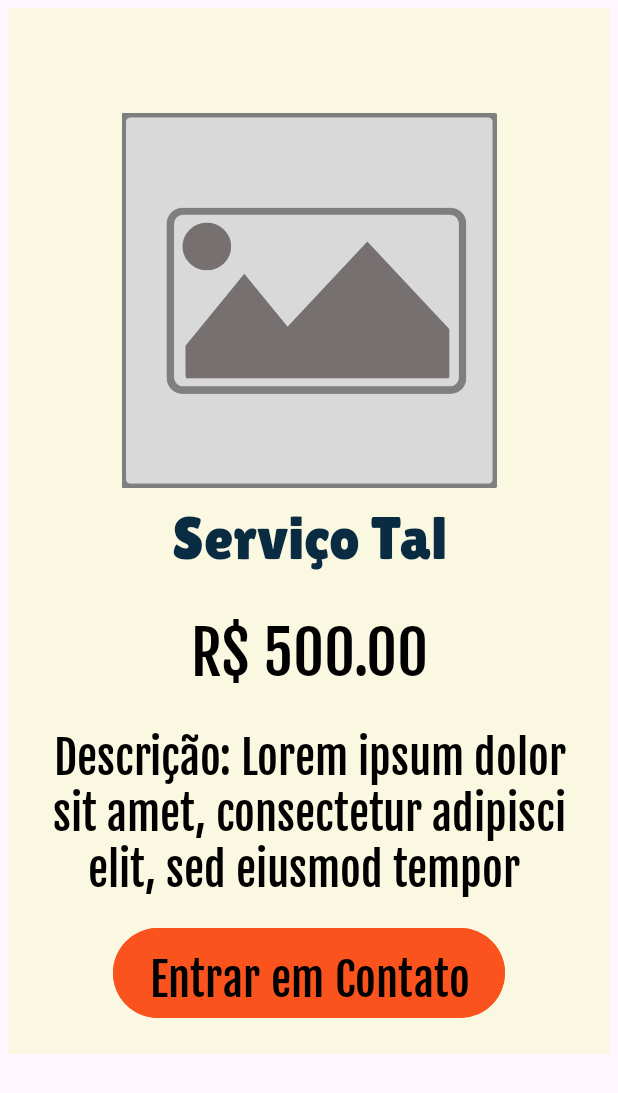
After one commit to tPdru/iService, an Android app: the layout dialog_detalhes_servico_layout.xml on its own in the app's theme, with its tools: preview values and no code run, on a phone screen of 412 x 824 dp. The commit adds this screen. Shown: the top 1093 px of the screen. Run offline under Robolectric (Android 15) with nearby library versions, the phone set to English and light mode, and no system bars.

Commit message:
Dialog Serviço Detalhes funcionando.

```diff
--- a/app/src/main/java/br/com/etecia/iservice/FragmentHome.java
+++ b/app/src/main/java/br/com/etecia/iservice/FragmentHome.java
@@ -34,7 +34,7 @@ public class FragmentHome extends Fragment {
         recHomeLojas = view.findViewById(R.id.recHomeLojas);
 
         //Instancias
-        listaCardLoja = new ArrayList<>();
+        listaCardLoja = new ArrayList<>(contMaster.getListaLojas());
         adpLojas = new AdaptadorModeloCardLoja(getContext(), listaCardLoja);
 
         //Configurações iniciais---------------------------------------
@@ -51,6 +51,7 @@ public class FragmentHome extends Fragment {
         super.onResume();
 
         //adicionando lojas atravez do banco
+        /** Atualizaçaõ via banco online
         DAOLoja daoLoja = new DAOLoja();
         daoLoja.readLojas(requireContext(), new InRespostaPerfil() {
             @Override
@@ -71,5 +72,7 @@ public class FragmentHome extends Fragment {
 
             }
         });
+         */
+
     }
 }
--- /dev/null
+++ b/app/src/main/java/br/com/etecia/iservice/InComunicarServPp.java
@@ -0,0 +1,5 @@
+package br.com.etecia.iservice;
+
+public interface InComunicarServPp {
+    void enviarServico(ObjCardServicoPp objServ);
+}
--- a/app/src/main/java/br/com/etecia/iservice/SplashActivity.java
+++ b/app/src/main/java/br/com/etecia/iservice/SplashActivity.java
@@ -41,6 +41,7 @@ public class SplashActivity extends AppCompatActivity {
                 addPerfis("teste4.barbeiro@exemplo.com");
                 addPerfis("teste5.barbeiro@exemplo.com");
 
+                /** Banco de dados online
                 // Inicializa o ApiRequest com o contexto da aplicação
                 ApiRequest apiRequest = new ApiRequest();
                 apiRequest.init(getApplicationContext());
@@ -60,8 +61,9 @@ public class SplashActivity extends AppCompatActivity {
 
                     }
                 });
+                */
 
-                //contMaster.carregarLojas();
+                contMaster.carregarLojas();
                 startActivity(new Intent(getApplicationContext(), HomeActivity.class));
                 finish();
             }
--- /dev/null
+++ b/app/src/main/res/layout/dialog_detalhes_servico_layout.xml
@@ -0,0 +1,86 @@
+<?xml version="1.0" encoding="utf-8"?>
+<androidx.constraintlayout.widget.ConstraintLayout xmlns:android="http://schemas.android.com/apk/res/android"
+    android:layout_width="match_parent"
+    android:layout_height="wrap_content"
+    android:padding="5dp">
+    <androidx.core.widget.NestedScrollView
+        android:layout_width="match_parent"
+        android:layout_height="match_parent"
+        android:fillViewport="true">
+
+        <LinearLayout
+            android:layout_width="match_parent"
+            android:layout_height="match_parent"
+            android:orientation="vertical">
+
+            <LinearLayout
+                android:layout_width="match_parent"
+                android:layout_height="match_parent"
+                android:background="@color/cor_fundo"
+                android:orientation="vertical"
+                android:padding="20dp">
+
+                <ImageView
+                    android:id="@+id/imgDialogServico"
+                    android:layout_width="match_parent"
+                    android:layout_height="250dp"
+                    android:layout_gravity="center"
+                    android:layout_marginTop="50dp"
+                    android:src="@drawable/foto_imagem" />
+
+                <TextView
+                    android:id="@+id/txtDialogNomeServico"
+                    android:layout_width="match_parent"
+                    android:layout_height="wrap_content"
+                    android:layout_marginTop="10dp"
+                    android:fontFamily="@font/titulos"
+                    android:gravity="center"
+                    android:text="Serviço Tal"
+                    android:textColor="@color/cor_secundaria"
+                    android:textSize="@dimen/tamanho_maior" />
+
+
+                <TextView
+                    android:id="@+id/txtDialogPreco"
+                    android:layout_width="match_parent"
+                    android:layout_height="wrap_content"
+                    android:layout_marginTop="15dp"
+                    android:fontFamily="@font/textos"
+                    android:gravity="center"
+                    android:text="R$ 500.00"
+                    android:textColor="@color/cor_texto"
+                    android:textSize="@dimen/tamanho_maior" />
+
+                <TextView
+                    android:id="@+id/txtDialogDescricao"
+                    android:layout_width="match_parent"
+                    android:layout_height="wrap_content"
+                    android:layout_marginTop="15dp"
+                    android:fontFamily="@font/textos"
+                    android:gravity="center"
+                    android:text="Descrição: Lorem ipsum dolor sit amet, consectetur adipisci elit, sed eiusmod tempor "
+                    android:textColor="@color/cor_texto"
+                    android:textSize="@dimen/tamanho_grande" />
+
+                <Button
+                    android:id="@+id/btnDialogEntrarEmContato"
+                    android:layout_width="wrap_content"
+                    android:layout_height="wrap_content"
+                    android:layout_gravity="center"
+                    android:layout_marginTop="15dp"
+                    android:backgroundTint="@color/cor_principal"
+                    android:fontFamily="@font/textos"
+                    android:maxWidth="350dp"
+                    android:text="Entrar em Contato"
+                    android:textColor="@color/cor_texto"
+                    android:textSize="@dimen/tamanho_grande" />
+
+
+            </LinearLayout>
+
+        </LinearLayout>
+
+
+    </androidx.core.widget.NestedScrollView>
+
+</androidx.constraintlayout.widget.ConstraintLayout>
```
Also changed, not shown: app/src/main/java/br/com/etecia/iservice/AdaptadorLoja.java (+20 -4 lines), app/src/main/java/br/com/etecia/iservice/DialogDetalhesServico.java (added, +74 -0 lines), app/src/main/java/br/com/etecia/iservice/LojaActivity.java (+7 -1 lines).
